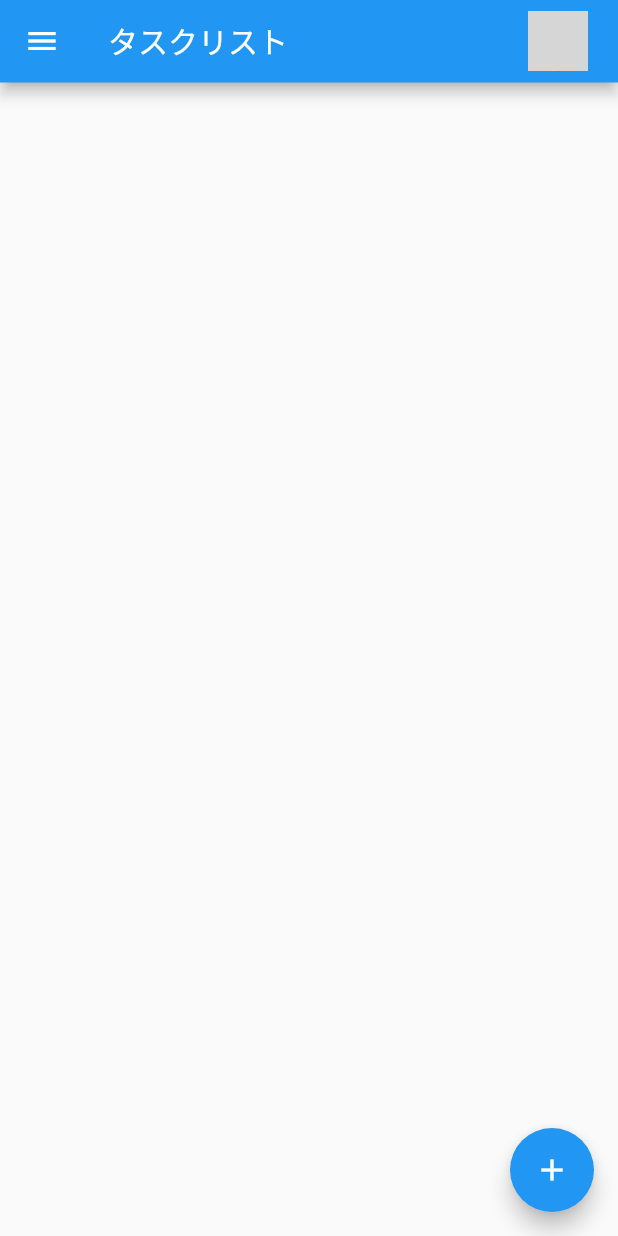
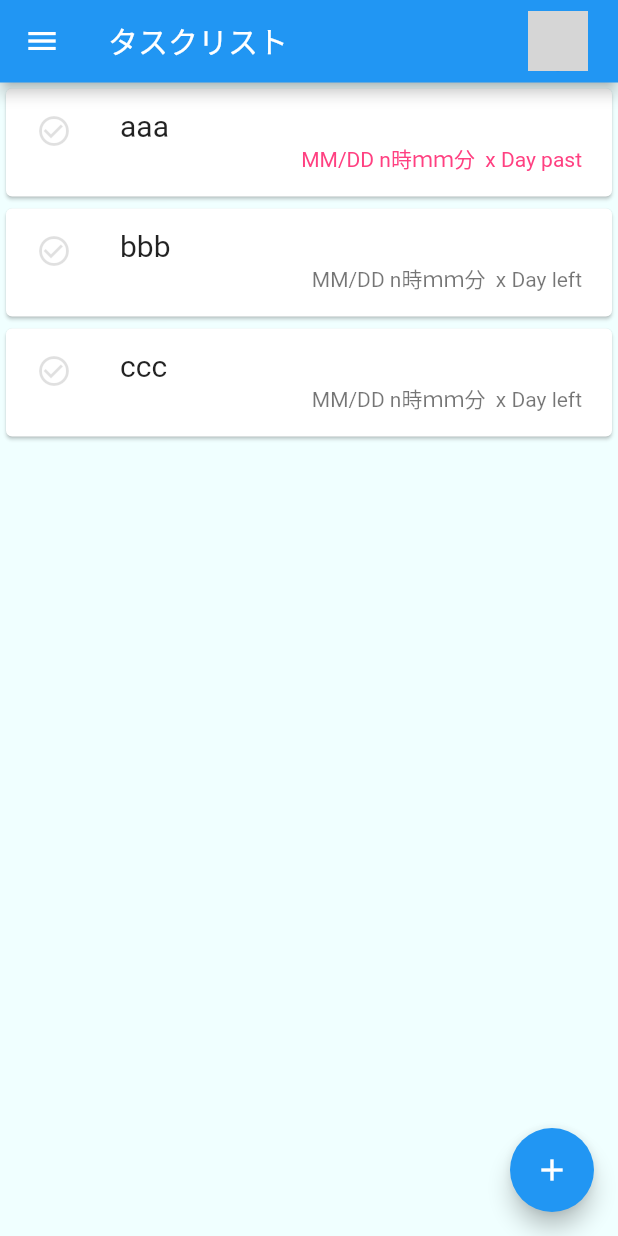
Before and after one commit to Tech-Uni-Summer-Hackathon2021/team-f, a Flutter app: the TodoListPage screen opened by its route, on a phone screen of 412 x 824 dp. Run offline on Flutter 3.47's test engine with Material 2 defaults, Android fonts, the phone set to English and light mode, and no system bars; drawn by our look-alikes of flutter_slidable; our stand-ins replace cloud_firestore, firebase_auth, firebase_core, firebase_storage, image_picker, shared_preferences; accounts and stored records are empty; network calls fail; grey boxes are pictures that could not be loaded.

Commit message:
list_add_delete_second

```diff
--- a/lib/screens/Home/home.dart
+++ b/lib/screens/Home/home.dart
@@ -1,7 +1,8 @@
+import 'package:flutter/cupertino.dart';
 import 'package:flutter/material.dart';
 import 'package:task_project/screens/Home/list_add.dart';
 import 'package:task_project/widgets/widget.dart';
-//import package:task_project/widgets/list_add.dart';
+import 'package:flutter_slidable/flutter_slidable.dart';
 
 class TodoListPage extends StatefulWidget {
   @override
@@ -9,11 +10,23 @@ class TodoListPage extends StatefulWidget {
 }
 
 class _TodoListPageState extends State<TodoListPage> {
-  List<String> todoList = [];
+  List todoList = [
+    {
+      "title": "aaa",
+      "dl": "",
+      "isExpired": true,
+    },
+    {"title": "bbb", "dl": "", "isExpired": false},
+    {"title": "ccc", "dl": "", "isExpired": false}
+  ];
+  var workingIndex = -1;
+
+  get dl => null;
 
   @override
   Widget build(BuildContext context) {
     return Scaffold(
+      backgroundColor: Color(int.parse("0xfff0ffff")),
       appBar: AppbarMain(
         title: Text("タスクリスト"),
         isAction: true,
@@ -23,22 +36,70 @@ class _TodoListPageState extends State<TodoListPage> {
         itemCount: todoList.length,
         itemBuilder: (context, index) {
           return Card(
+              child: Slidable(
+            actionPane: SlidableStrechActionPane(),
+            actionExtentRatio: 0.2,
+            actions: [
+              IconSlideAction(
+                caption: 'Complete!',
+                icon: Icons.assignment_turned_in_outlined,
+                color: Colors.lightGreen,
+                foregroundColor: Colors.white,
+              )
+            ],
+            secondaryActions: [
+              IconSlideAction(
+                caption: 'Delete',
+                icon: Icons.delete,
+                color: Colors.red,
+                foregroundColor: Colors.white,
+                onTap: () => setState(() => todoList.removeAt(index)),
+              )
+            ],
             child: ListTile(
-              title: Text(todoList[index]),
+              selected: (index == workingIndex) ? true : false,
+              selectedTileColor: Colors.greenAccent,
+              leading: Icon(
+                Icons.check_circle_outline,
+                color: Colors.black12,
+                size: 24,
+              ),
+              title: Text(
+                todoList[index]['title'],
+                maxLines: 1,
+                overflow: TextOverflow.ellipsis,
+                style: TextStyle(fontSize: 20),
+              ),
+              subtitle: Text(
+                'MM/DD n時ｍｍ分  x Day ${(todoList[index]['isExpired']) ? 'past' : 'left'}',
+                textAlign: TextAlign.end,
+                style: TextStyle(
+                  color: (todoList[index]['isExpired'])
+                      ? Colors.pinkAccent
+                      : Colors.black54,
+                ),
+              ),
+              onTap: () => setState(() => workingIndex = index),
+              onLongPress: () => setState(() {
+                if (workingIndex == index) {
+                  workingIndex = -1;
+                }
+              }),
+              contentPadding: EdgeInsets.symmetric(vertical: 0, horizontal: 20),
             ),
-          );
+          ));
         },
       ),
       floatingActionButton: FloatingActionButton(
         onPressed: () async {
-          final newListText = await Navigator.of(context).push(
+          final title = await Navigator.of(context).push(
             MaterialPageRoute(builder: (context) {
               return TodoAddPage();
             }),
           );
-          if (newListText != null) {
+          if (title != null) {
             setState(() {
-              todoList.add(newListText);
+              todoList.add({title: 'title', 'dl': '', 'isExpired': false});
             });
           }
         },
```
